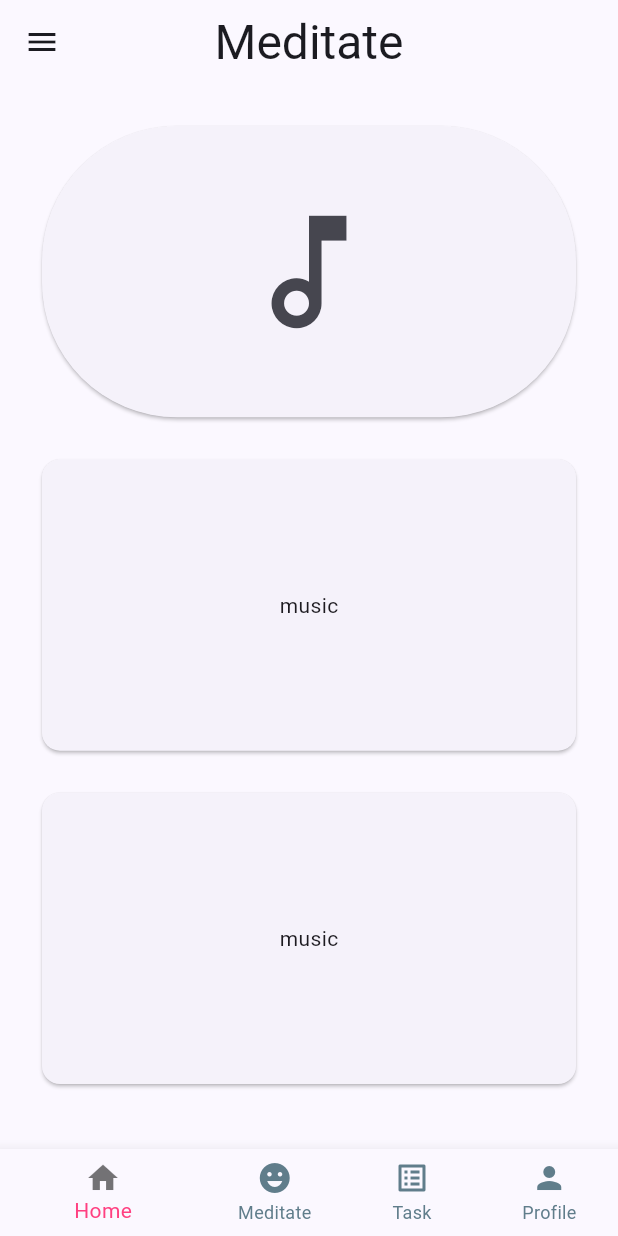
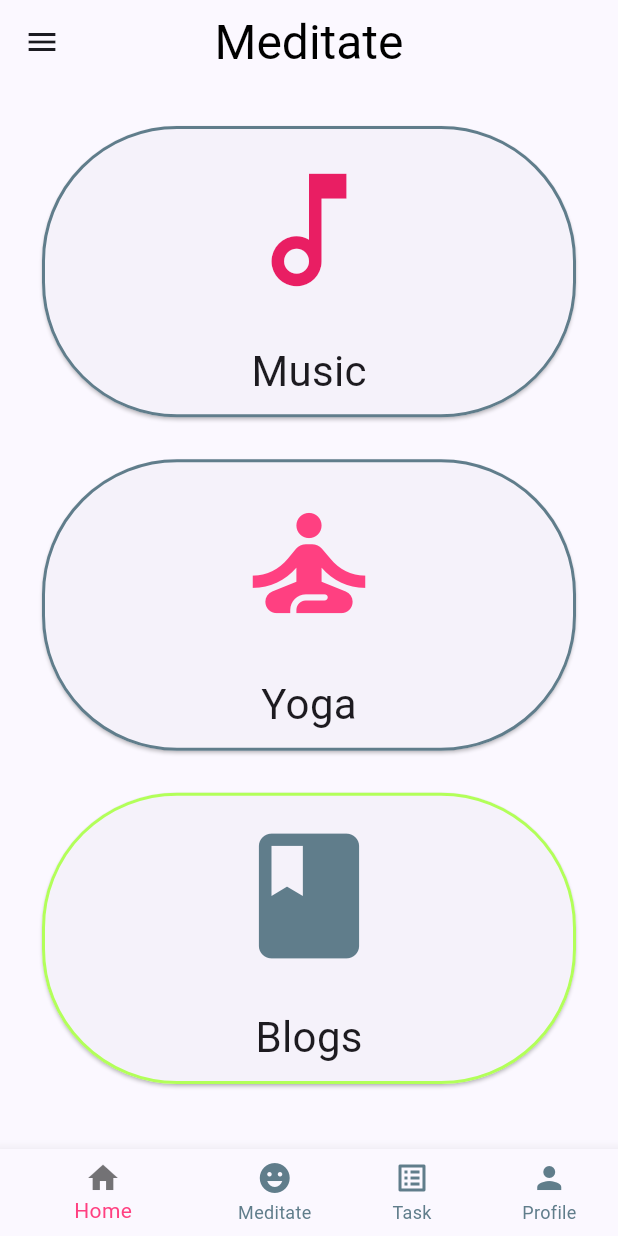
Before and after one commit to malavika2003/health_tracker, a Flutter app: the MeditateScreen screen opened directly, on a phone screen of 412 x 824 dp. Run offline on Flutter 3.47's test engine with Material 3 defaults, Android fonts, the phone set to English and light mode, and no system bars; our stand-ins replace cloud_firestore, firebase_auth, firebase_core, google_fonts; accounts and stored records are empty; generated files the repository leaves out were written again; Roboto replaces fonts that are missing (Acme).

Commit message:
updated meditate

```diff
--- a/lib/screens/meditate_screen.dart
+++ b/lib/screens/meditate_screen.dart
@@ -7,83 +7,113 @@ class MeditateScreen extends StatelessWidget {
 
   @override
   Widget build(BuildContext context) {
-    return  Scaffold(
-     appBar: AppBar(title:  Text("Meditate",
-       style: Theme.of(context).textTheme.headlineLarge!.copyWith(
-           color: Theme.of(context).colorScheme.onBackground
-       ),
+    return Scaffold(
+      appBar: AppBar(
+        title: Text(
+          "Meditate",
+          style: Theme
+              .of(context)
+              .textTheme
+              .headlineLarge!
+              .copyWith(
+              color: Colors.black)
         ),
         centerTitle: true,
       ),
-    drawer:const MainDrawer(),
-      // body:  Padding(
-      //   padding: const EdgeInsets.all(8.0),
-      //   child: Expanded(
-      //     child: ListView(
-      //      padding: EdgeInsets.all(8.0),
-      //      // crossAxisCount: 1,
-      //       //childAspectRatio: 3/2,
-      //       children: [
-      //         SizedBox(
-      //         child:  Card(
-      //             child: Text('Music'),
-      //           ),),
-      //         SizedBox(
-      //
-      //           child: Card(
-      //             child: Text('yoga'),
-      //           ),
-      //         ),
-      //         SizedBox(
-      //           height: 200,
-      //           child: Card(
-      //
-      //             child: Text('blog'),
-      //           ),
-      //         )
-      //
-      //       ],
-      //
-      //     ),
-      //   ),
-      // ),
+      drawer: const MainDrawer(),
       body: GridView(
         padding: const EdgeInsets.all(24.0),
         gridDelegate: const SliverGridDelegateWithFixedCrossAxisCount(
-
-              crossAxisCount: 1 ,
+          crossAxisCount: 1,
           childAspectRatio: 1.8,
           crossAxisSpacing: 20,
-              mainAxisSpacing: 20
+          mainAxisSpacing: 20,
         ),
-          children:  [
+        children: [
           SizedBox(
-              height: 100,
-              width: 100,
+            height: 200,
             child: Card(
               shape: RoundedRectangleBorder(
-                  borderRadius: BorderRadius.circular(90)
+                borderRadius: BorderRadius.circular(90),
+                side: BorderSide(color: Colors.blueGrey, width: 2.0),
               ),
-                child: Center(child: IconButton(
-                    onPressed: (){},
-                    icon: Icon(Icons.music_note_outlined,
+              child: Column(
+                mainAxisAlignment: MainAxisAlignment.center,
+                children: [
+                  IconButton(
+                    onPressed: () {},
+                    icon: const Icon(
+                      Icons.music_note_outlined,
                       size: 100,
-                    ))),
+                      color: Colors.pink,
+                    ),
+                  ),
+                  const SizedBox(height: 16),
+                  Text(
+                    'Music',
+                    style: TextStyle(fontSize: 28),
+                  ),
+                ],
+              ),
             ),
           ),
           SizedBox(
+            height: 200,
             child: Card(
-                child: Center(child: Text('music')),
+              shape: RoundedRectangleBorder(
+                borderRadius: BorderRadius.circular(90),
+                side: BorderSide(color: Colors.blueGrey, width: 2.0),
+              ),
+              child: Column(
+                mainAxisAlignment: MainAxisAlignment.center,
+                children: [
+                  IconButton(
+                    onPressed: () {},
+                    icon: const Icon(
+                      Icons.self_improvement_outlined,
+                      size: 100,
+                      color: Colors.pinkAccent,
+                    ),
+                  ),
+                  const SizedBox(height: 16),
+                  Text(
+                    'Yoga',
+                    style: TextStyle(fontSize: 28),
+                  ),
+                ],
+              ),
             ),
           ),
           SizedBox(
+            height: 200,
             child: Card(
-                child: Center(child: Text('music')),
+              shape: RoundedRectangleBorder(
+                borderRadius: BorderRadius.circular(90),
+                side: BorderSide(color: Colors.lightGreenAccent, width: 2.0),
               ),
-            )
+              child: Column(
+                mainAxisAlignment: MainAxisAlignment.center,
+                children: [
+                  IconButton(
+                    onPressed: () {},
+                    icon: const Icon(
+                      Icons.book,
+                      color: Colors.blueGrey,
+                      size: 100,
+                    ),
+                  ),
+                  const SizedBox(height: 16),
+                  Text(
+                    'Blogs',
+                    style: TextStyle(fontSize: 28),
+                  ),
                 ],
               ),
-      bottomNavigationBar: BottomNavigation(),
+            ),
+          ),
+        ],
+      ),
+      bottomNavigationBar: const BottomNavigation(),
     );
   }
 }
--- a/lib/widgets/quotes_area.dart
+++ b/lib/widgets/quotes_area.dart
@@ -85,7 +85,7 @@ class _QuotesSectionState extends State<QuotesSection> {
                   ),
                 )
                     : Text(
-                  "Nothing is impossible. The word itself says 'I'm possible!",
+                  "No quotes available.",
                   textAlign: TextAlign.center,
                   style: TextStyle(
                     color: getContrastColor(
```
Also changed, not shown: pubspec.lock. Lines whose indentation alone changed are shown as unchanged.
